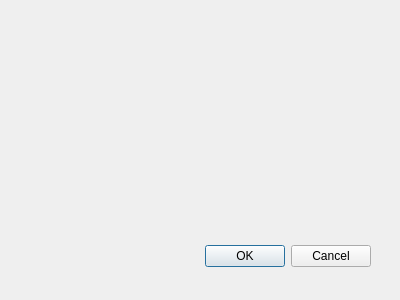
Old version of the form source/windows/model/education/educationcreatewindow.ui in the repository Who-are-me/term_paper_2022.
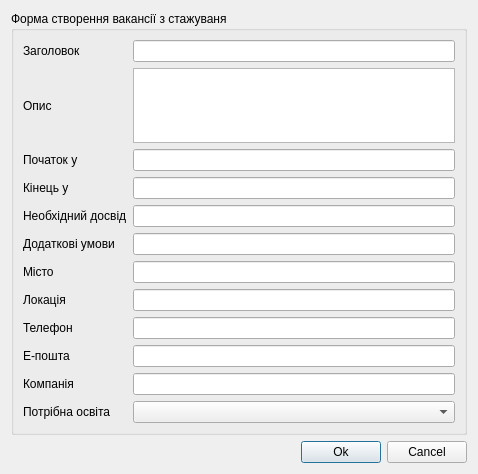
New version of the form.

The edit to the form file:
```diff
--- a/source/windows/model/education/educationcreatewindow.ui
+++ b/source/windows/model/education/educationcreatewindow.ui
@@ -8,29 +8,178 @@
    <rect>
     <x>0</x>
     <y>0</y>
-    <width>400</width>
-    <height>300</height>
+    <width>478</width>
+    <height>474</height>
    </rect>
   </property>
   <property name="windowTitle">
    <string>Dialog</string>
   </property>
-  <widget name="buttonBox" class="QDialogButtonBox">
-   <property name="geometry">
-    <rect>
-     <x>30</x>
-     <y>240</y>
-     <width>341</width>
-     <height>32</height>
-    </rect>
-   </property>
-   <property name="orientation">
-    <enum>Qt::Horizontal</enum>
-   </property>
-   <property name="standardButtons">
-    <set>QDialogButtonBox::Cancel|QDialogButtonBox::Ok</set>
-   </property>
-  </widget>
+  <layout class="QGridLayout" name="gridLayout_2">
+   <item row="0" column="0" colspan="3">
+    <widget class="QGroupBox" name="groupBox">
+     <property name="title">
+      <string>Форма створення вакансії з стажуваня</string>
+     </property>
+     <layout class="QGridLayout" name="gridLayout">
+      <item row="8" column="0">
+       <widget class="QLabel" name="l_location">
+        <property name="text">
+         <string>Телефон</string>
+        </property>
+       </widget>
+      </item>
+      <item row="11" column="2">
+       <widget class="QLineEdit" name="le_email"/>
+      </item>
+      <item row="5" column="0">
+       <widget class="QLabel" name="l_phone">
+        <property name="text">
+         <string>Додаткові умови</string>
+        </property>
+       </widget>
+      </item>
+      <item row="1" column="2">
+       <widget class="QTextEdit" name="te_description">
+        <property name="minimumSize">
+         <size>
+          <width>48</width>
+          <height>0</height>
+         </size>
+        </property>
+       </widget>
+      </item>
+      <item row="2" column="0">
+       <widget class="QLabel" name="l_education">
+        <property name="text">
+         <string>Початок у</string>
+        </property>
+       </widget>
+      </item>
+      <item row="0" column="2">
+       <widget class="QLineEdit" name="le_title"/>
+      </item>
+      <item row="2" column="2">
+       <widget class="QLineEdit" name="le_for_time_start"/>
+      </item>
+      <item row="5" column="2">
+       <widget class="QLineEdit" name="le_option_condition"/>
+      </item>
+      <item row="3" column="2">
+       <widget class="QLineEdit" name="le_for_time_end"/>
+      </item>
+      <item row="4" column="0">
+       <widget class="QLabel" name="l_city">
+        <property name="text">
+         <string>Необхідний досвід</string>
+        </property>
+       </widget>
+      </item>
+      <item row="1" column="0">
+       <widget class="QLabel" name="l_salary">
+        <property name="text">
+         <string>Опис</string>
+        </property>
+       </widget>
+      </item>
+      <item row="7" column="2">
+       <widget class="QLineEdit" name="le_location"/>
+      </item>
+      <item row="8" column="2">
+       <widget class="QLineEdit" name="le_phone"/>
+      </item>
+      <item row="12" column="0">
+       <widget class="QLabel" name="label">
+        <property name="text">
+         <string>Компанія</string>
+        </property>
+       </widget>
+      </item>
+      <item row="0" column="0">
+       <widget class="QLabel" name="l_title">
+        <property name="text">
+         <string>Заголовок</string>
+        </property>
+       </widget>
+      </item>
+      <item row="11" column="0">
+       <widget class="QLabel" name="l_company">
+        <property name="text">
+         <string>Е-пошта</string>
+        </property>
+       </widget>
+      </item>
+      <item row="4" column="2">
+       <widget class="QLineEdit" name="le_req_experience"/>
+      </item>
+      <item row="3" column="0">
+       <widget class="QLabel" name="l_experience">
+        <property name="text">
+         <string>Кінець у</string>
+        </property>
+       </widget>
+      </item>
+      <item row="6" column="2">
+       <widget class="QLineEdit" name="le_city"/>
+      </item>
+      <item row="6" column="0">
+       <widget class="QLabel" name="l_description">
+        <property name="text">
+         <string>Місто</string>
+        </property>
+       </widget>
+      </item>
+      <item row="7" column="0">
+       <widget class="QLabel" name="l_email">
+        <property name="text">
+         <string>Локація</string>
+        </property>
+       </widget>
+      </item>
+      <item row="13" column="0">
+       <widget class="QLabel" name="label_2">
+        <property name="text">
+         <string>Потрібна освіта</string>
+        </property>
+       </widget>
+      </item>
+      <item row="13" column="2">
+       <widget class="QComboBox" name="cb_education"/>
+      </item>
+      <item row="12" column="2">
+       <widget class="QLineEdit" name="le_company"/>
+      </item>
+     </layout>
+    </widget>
+   </item>
+   <item row="1" column="0">
+    <spacer name="horizontalSpacer">
+     <property name="orientation">
+      <enum>Qt::Horizontal</enum>
+     </property>
+     <property name="sizeHint" stdset="0">
+      <size>
+       <width>303</width>
+       <height>20</height>
+      </size>
+     </property>
+    </spacer>
+   </item>
+   <item row="1" column="1">
+    <widget class="QPushButton" name="btn_ok">
+     <property name="text">
+      <string>Ok</string>
+     </property>
+    </widget>
+   </item>
+   <item row="1" column="2">
+    <widget class="QPushButton" name="btn_cancel">
+     <property name="text">
+      <string>Cancel</string>
+     </property>
+    </widget>
+   </item>
+  </layout>
  </widget>
  <pixmapfunction/>
  <resources/>
```
Left out of the diff: 42 changed lines with no effect on the pictures.
